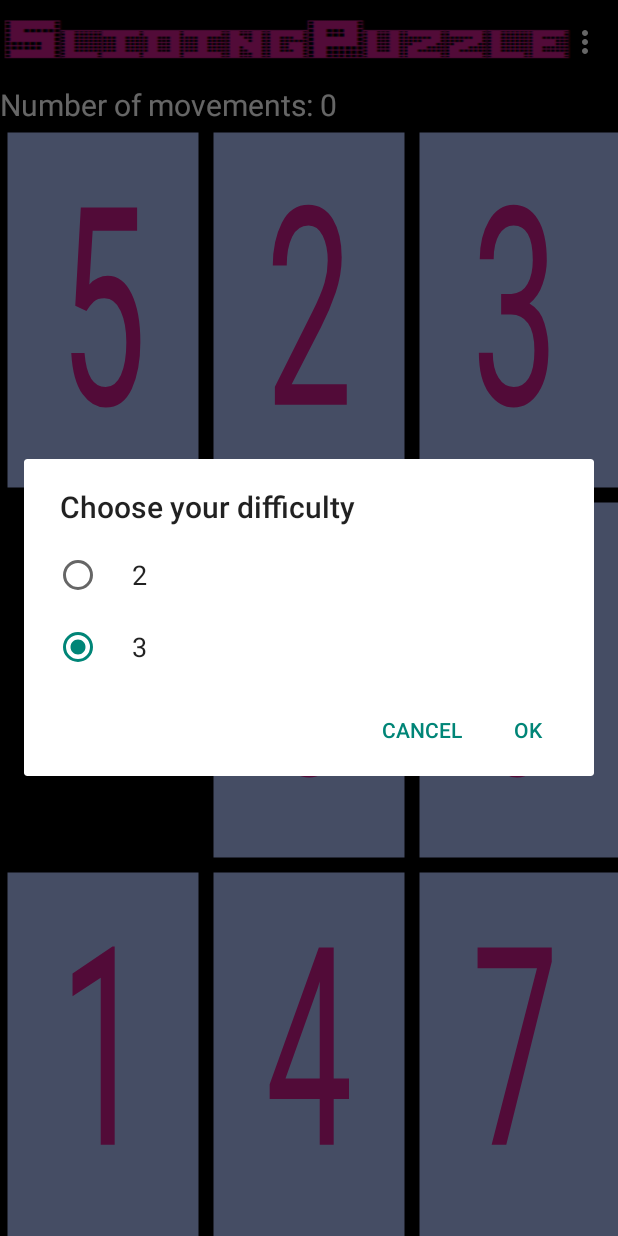
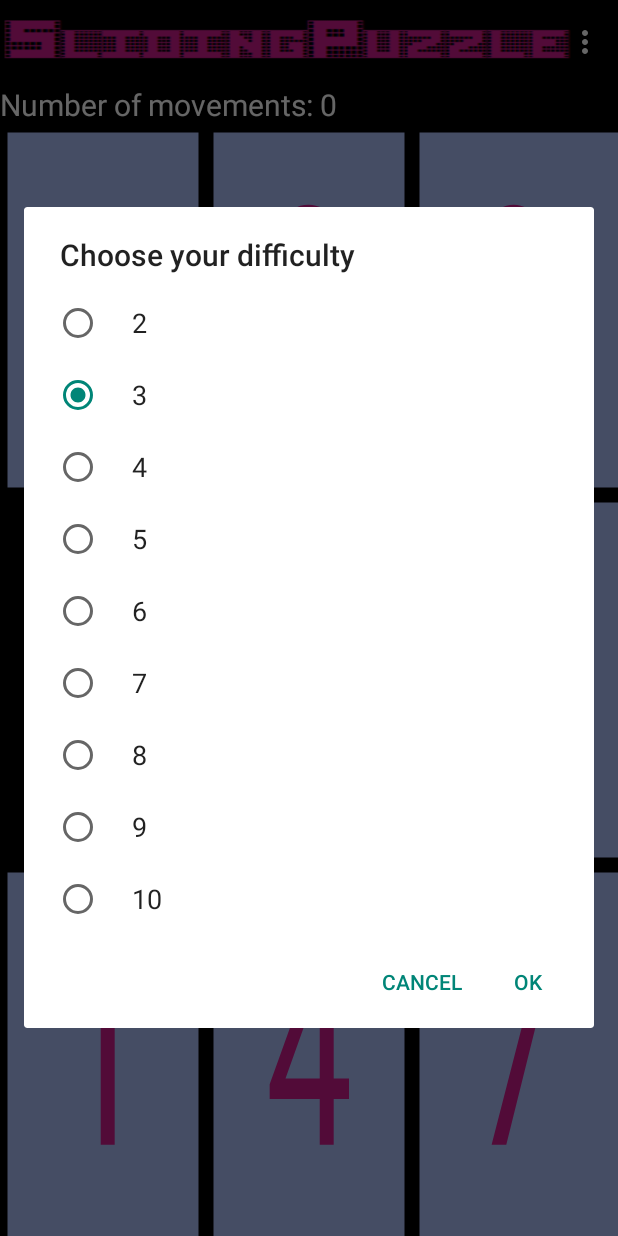
Before and after one commit to Codyonesock/Sliding-Puzzle, an Android app: the screen it shows after launch (MainActivity), in the options menu, after a tap on "Difficulty", on a phone screen of 412 x 824 dp. Run offline under Robolectric (Android 15) with nearby library versions, the phone set to English and light mode, and no system bars.

Commit message:
localized all strings and made some tweaks

```diff
--- a/app/src/main/java/com/example/codyonesock/slideypuzzle/MainActivity.java
+++ b/app/src/main/java/com/example/codyonesock/slideypuzzle/MainActivity.java
@@ -118,12 +118,12 @@ public class MainActivity extends AppCompatActivity {
     //the frame change listener for all potential positions at any point
     private Frame.PotentialPositions potentialPositions = new Frame.PotentialPositions() {
         public void blockMoved(BlockPosition from, BlockPosition to, int blockMoveCouner) {
-            counter.setText("Number of movements: " + Integer.toString(blockMoveCouner));
+            counter.setText(getString(R.string.counterTwo, Integer.toString(blockMoveCouner)));
         }
 
         @Override
         public void solved(int blockMoveCounter) {
-            counter.setText("Solved In " + Integer.toString(blockMoveCounter) + " moves!");
+            counter.setText(getString(R.string.solved, Integer.toString(blockMoveCounter)));
             Toast.makeText(getApplicationContext(), R.string.win, Toast.LENGTH_SHORT).show();
         }
     };
--- a/app/src/main/res/values/array.xml
+++ b/app/src/main/res/values/array.xml
@@ -3,5 +3,12 @@
     <string-array name="difficulty">
         <item>2</item>
         <item>3</item>
+        <item>4</item>
+        <item>5</item>
+        <item>6</item>
+        <item>7</item>
+        <item>8</item>
+        <item>9</item>
+        <item>10</item>
     </string-array>
 </resources>
--- a/app/src/main/res/values/strings.xml
+++ b/app/src/main/res/values/strings.xml
@@ -8,8 +8,8 @@
     <string name="txtMoved">Times you\'ve moved: </string>
     <string name="counter">Number of movements: 0</string>
     <string name="counterTwo">Number of movements: %1$s</string>
-    <string name="solved">Solved In </string>
-    <string name="moves"> moves!</string>
+    <string name="solved">Solved In %1$s moves!</string>
+    <string name="moves">%1$s moves!</string>
     <string name="win">You Won\!</string>
     <string name="choose">Choose your difficulty</string>
     <string name="ok">OK</string>
```
Also changed, not shown: 2 other files.
